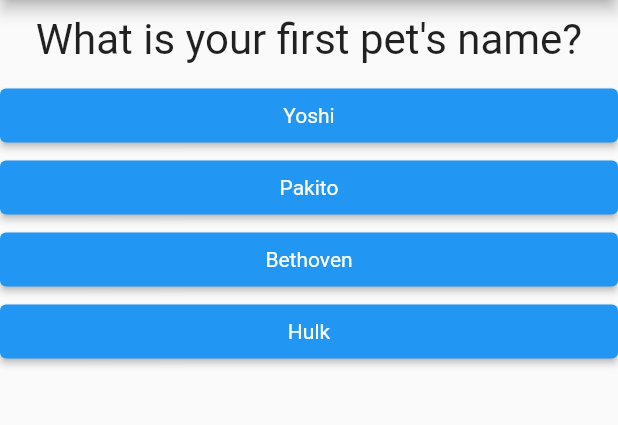
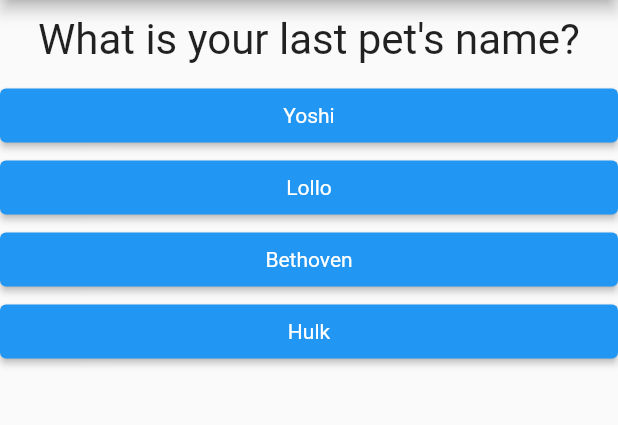
Before and after one commit to fellipetav/quizapplication, a Flutter app: the screen it shows after launch, after a tap on "Red", on a phone screen of 412 x 824 dp, the part 84-509 px from its top. Run offline on Flutter 3.47's test engine with Material 2 defaults, Android fonts, the phone set to English and light mode, and no system bars.

```diff
--- a/lib/main.dart
+++ b/lib/main.dart
@@ -1,6 +1,7 @@
 import 'package:flutter/material.dart';
-import './answer.dart';
-import './question.dart';
+import 'result_widget.dart';
+import 'answer_widget.dart';
+import 'question_widget.dart';
 
 main() => runApp(const QuizApp());
 
@@ -19,8 +20,8 @@ class QuizAppState extends State<QuizApp> {
       'answers': ['Red', 'Blue', 'Green', 'Yellow'],
     },
     {
-      'question': 'What is your first pet\'s name?',
-      'answers': ['Yoshi', 'Pakito', 'Bethoven', 'Hulk'],
+      'question': 'What is your last pet\'s name?',
+      'answers': ['Yoshi', 'Lollo', 'Bethoven', 'Hulk'],
     },
     {
       'question': 'Where is your hometown?',
@@ -41,6 +42,9 @@ class QuizAppState extends State<QuizApp> {
     }
   }
 
+  /// The `isCurrentQuestionIndexValid` method is checking if the current question index is valid. It
+  /// returns a boolean value indicating whether the current question index is less than the length of
+  /// the `_questions` list.
   bool get isCurrentQuestionIndexValid {
     return _currentQuestionIndex < _questions.length;
   }
@@ -71,18 +75,12 @@ class QuizAppState extends State<QuizApp> {
         body: isCurrentQuestionIndexValid
             ? Column(
                 children: <Widget>[
-                  // Question(questions[elementNumberFromList][Key].toString())
                   Question(
                       _questions[_currentQuestionIndex]['question'].toString()),
                   ...answersWidgetsList,
                 ],
               )
-            : const Center(
-                child: Text(
-                  'Good job!',
-                  style: TextStyle(fontSize: 28),
-                ),
-              ),
+            : const Result(),
       ),
     );
   }
```
Also changed, not shown: lib/result_widget.dart (added, +17 -0 lines), lib/answer_widget.dart (renamed from lib/answer.dart), lib/question_widget.dart (renamed from lib/question.dart), pubspec.lock, 1 other file.
